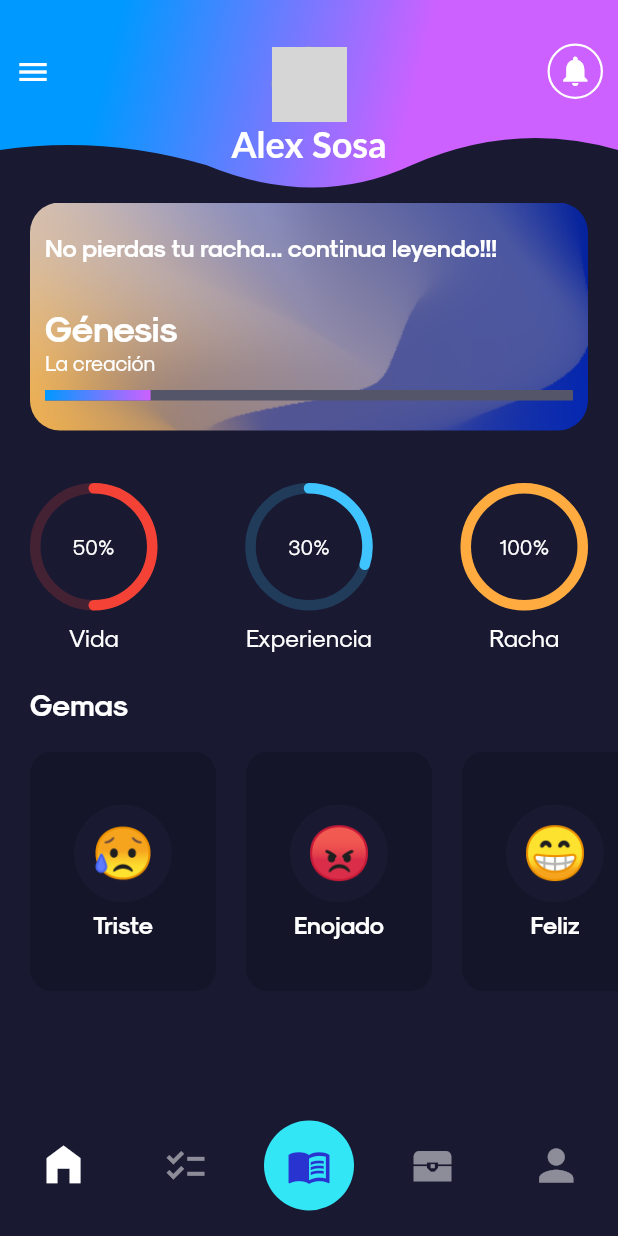
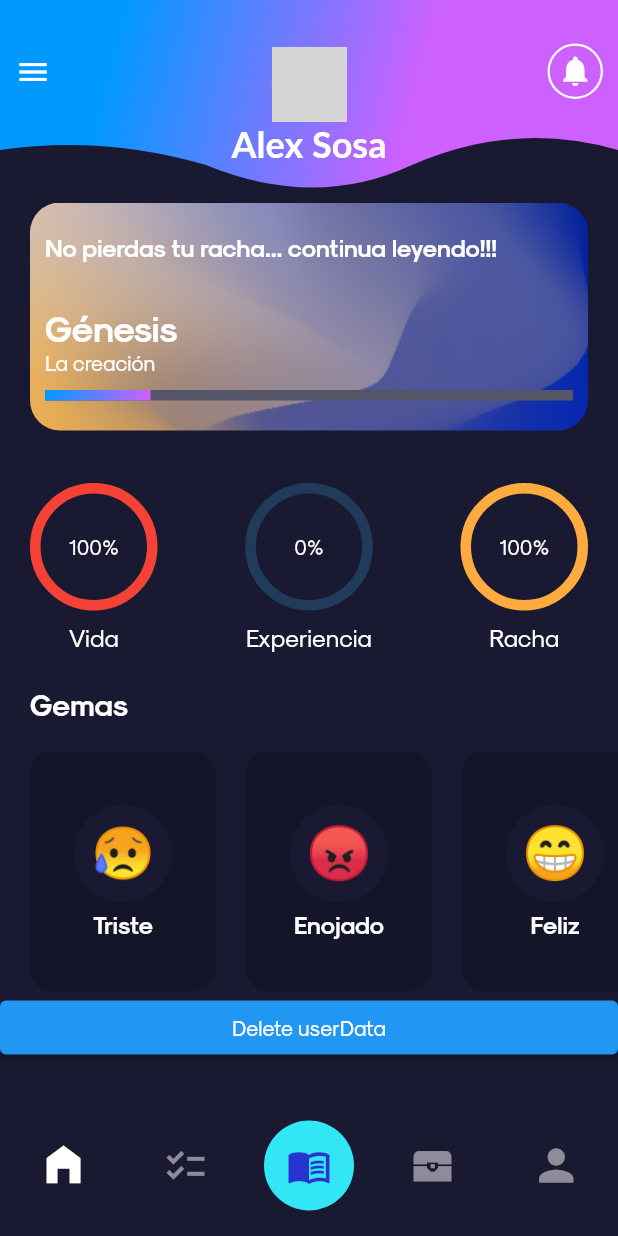
Before and after one commit to alexsosat/Bible_Quest, a Flutter app: the screen it shows after launch, on a phone screen of 412 x 824 dp. Run offline on Flutter 3.47's test engine with Material 2 defaults, Android fonts, the phone set to English and light mode, and no system bars; drawn by our look-alikes of percent_indicator; our stand-ins replace get, get_storage; network calls fail; Roboto replaces fonts that are missing (Lato, Noto); grey boxes are pictures that could not be loaded.

Commit message:
add userStats storage and home implementation

```diff
--- a/bible_quest/lib/api/bible/fetch_bible.dart
+++ b/bible_quest/lib/api/bible/fetch_bible.dart
@@ -25,14 +25,6 @@ class ApiBibleService extends GetConnect {
     final storage = GetStorage();
 
     return storage.read('bible_readed');
-    /*return {
-      'GEN': [
-        'GEN.1',
-        'GEN.2',
-        'GEN.3',
-        'GEN.9',
-      ],
-    };*/
   }
 
   Future<ChapterContent> getChapter(String chapterId) async {
--- /dev/null
+++ b/bible_quest/lib/api/user/fetch_stats.dart
@@ -0,0 +1,16 @@
+import 'package:bible_quest/models/user/stats/stats.dart';
+import 'package:get_storage/get_storage.dart';
+
+class UserStatsService {
+  final storage = GetStorage();
+
+  UserStats getUserStats() {
+    Map<String, dynamic>? stats = storage.read('user_stats');
+    if (stats == null) {
+      stats = UserStats.initalStats();
+      storage.write('user_stats', stats);
+    }
+
+    return UserStats.fromJson(stats);
+  }
+}
--- /dev/null
+++ b/bible_quest/lib/bloc/user/stats.dart
@@ -0,0 +1,31 @@
+import 'package:bible_quest/api/user/fetch_stats.dart';
+import 'package:bible_quest/models/user/stats/stats.dart';
+import 'package:get/get.dart';
+
+import '../abstract_model.dart';
+
+class UserStatsController extends ControllerTemplate {
+  var content = UserStats.instance().obs;
+
+  @override
+  onInit() {
+    fetchStats();
+    super.onInit();
+  }
+
+  @override
+  refreshContent() {
+    fetchStats();
+    super.refreshContent();
+  }
+
+  void fetchStats() async {
+    try {
+      isLoading(true);
+      var response = UserStatsService().getUserStats();
+      content(response);
+    } finally {
+      isLoading(false);
+    }
+  }
+}
--- /dev/null
+++ b/bible_quest/lib/models/user/stats/complex_stat.dart
@@ -0,0 +1,19 @@
+class ComplexStat {
+  ComplexStat({
+    required this.current,
+    required this.total,
+  });
+
+  double current;
+  double total;
+
+  factory ComplexStat.fromJson(Map<String, dynamic> json) => ComplexStat(
+        current: json["current"],
+        total: json["total"],
+      );
+
+  Map<String, dynamic> toJson() => {
+        "current": current,
+        "total": total,
+      };
+}
--- /dev/null
+++ b/bible_quest/lib/models/user/stats/stats.dart
@@ -0,0 +1,68 @@
+/*
+{
+        "level": 1,
+        "streak": 0.0,
+        "currency": 0.0,
+        "health": {
+          "current": 50.0,
+          "total": 100.0,
+        },
+        "experience":{
+          "current": 50.0,
+          "total": 100.0,
+        },
+
+        };
+
+*/
+
+// To parse this JSON data, do
+//
+//     final userStats = userStatsFromJson(jsonString);
+
+import 'complex_stat.dart';
+
+class UserStats {
+  UserStats({
+    required this.level,
+    required this.streak,
+    required this.currency,
+    required this.health,
+    required this.experience,
+  });
+
+  int level;
+  int streak;
+  double currency;
+  ComplexStat health;
+  ComplexStat experience;
+
+  static Map<String, dynamic> initalStats() => {
+        "level": 1,
+        "streak": 0,
+        "currency": 0.0,
+        "health": {"current": 50.0, "total": 50.0},
+        "experience": {"current": 0.0, "total": 100.0}
+      };
+
+  factory UserStats.instance() => UserStats.fromJson(initalStats());
+
+  get healthPercent => health.current / health.total;
+  get experiencePercent => experience.current / experience.total;
+
+  factory UserStats.fromJson(Map<String, dynamic> json) => UserStats(
+        level: json["level"],
+        streak: json["streak"],
+        currency: json["currency"],
+        health: ComplexStat.fromJson(json["health"]),
+        experience: ComplexStat.fromJson(json["experience"]),
+      );
+
+  Map<String, dynamic> toJson() => {
+        "level": level,
+        "streak": streak,
+        "currency": currency,
+        "health": health.toJson(),
+        "experience": experience.toJson(),
+      };
+}
--- a/bible_quest/lib/pages/mains/home/home.dart
+++ b/bible_quest/lib/pages/mains/home/home.dart
@@ -3,6 +3,7 @@ import 'package:bible_quest/globals/layout/tab_page.dart';
 import 'package:bible_quest/pages/mains/home/widgets/current_reading_box.dart';
 import 'package:bible_quest/pages/mains/home/widgets/user_stats.dart';
 import 'package:flutter/material.dart';
+import 'package:get_storage/get_storage.dart';
 
 import 'widgets/card_emoji_item.dart';
 
@@ -35,6 +36,12 @@ class HomePage extends StatelessWidget {
           ),
         ],
       ),
+      ElevatedButton(
+          onPressed: () {
+            final storage = GetStorage();
+            print(storage.read('user_stats'));
+          },
+          child: Text("Delete userData")),
     ]);
   }
 }
--- a/bible_quest/lib/pages/mains/home/widgets/user_stats.dart
+++ b/bible_quest/lib/pages/mains/home/widgets/user_stats.dart
@@ -1,6 +1,8 @@
+import 'package:bible_quest/bloc/user/stats.dart';
 import 'package:bible_quest/globals/progress/circular_progress_bar.dart';
 import 'package:flutter/cupertino.dart';
 import 'package:flutter/material.dart';
+import 'package:get/get.dart';
 
 class UserStats extends StatelessWidget {
   const UserStats({Key? key}) : super(key: key);
@@ -9,17 +11,22 @@ class UserStats extends StatelessWidget {
   Widget build(BuildContext context) {
     return Container(
       margin: EdgeInsets.fromLTRB(20, 35, 20, 15),
-      child: Row(
+      child: GetX<UserStatsController>(
+          init: UserStatsController(),
+          builder: (controller) {
+            if (controller.isLoading.value)
+              return Center(child: CircularProgressIndicator());
+            return Row(
               mainAxisAlignment: MainAxisAlignment.spaceBetween,
               children: <Widget>[
                 CircularProgressBar(
-            percent: 0.5,
+                  percent: controller.content.value.healthPercent,
                   fillColor: Colors.red,
                   subtitle: "Vida",
                   radius: 85,
                 ),
                 CircularProgressBar(
-            percent: 0.3,
+                  percent: controller.content.value.experiencePercent,
                   fillColor: Colors.lightBlueAccent,
                   subtitle: "Experiencia",
                   radius: 85,
@@ -31,7 +38,8 @@ class UserStats extends StatelessWidget {
                   radius: 85,
                 ),
               ],
-      ),
+            );
+          }),
     );
   }
 }
```
Lines whose indentation alone changed are shown as unchanged.
